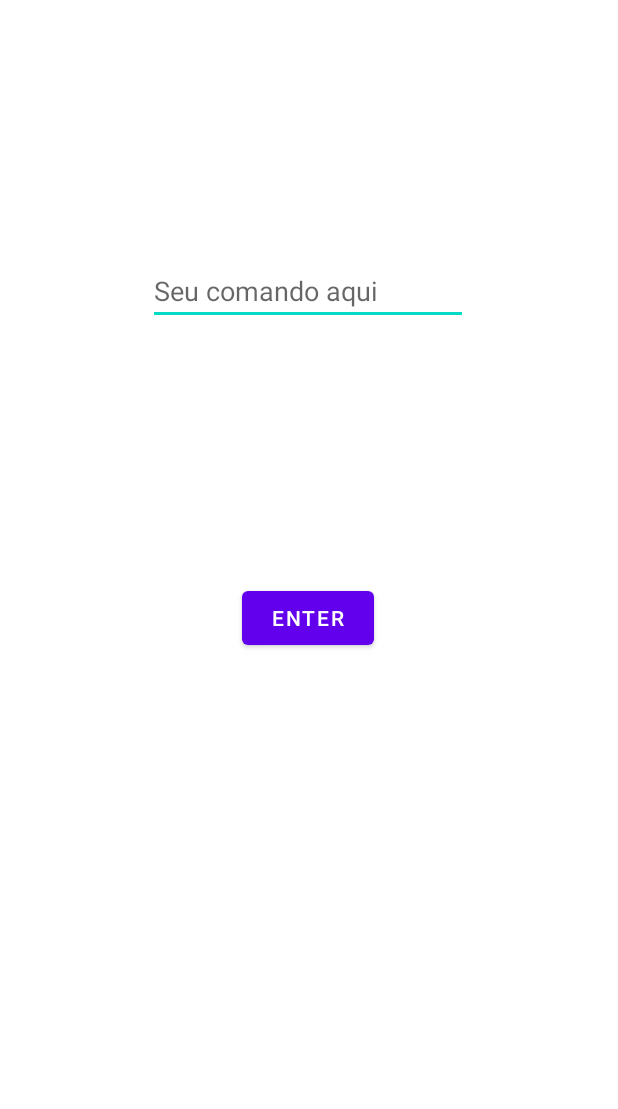
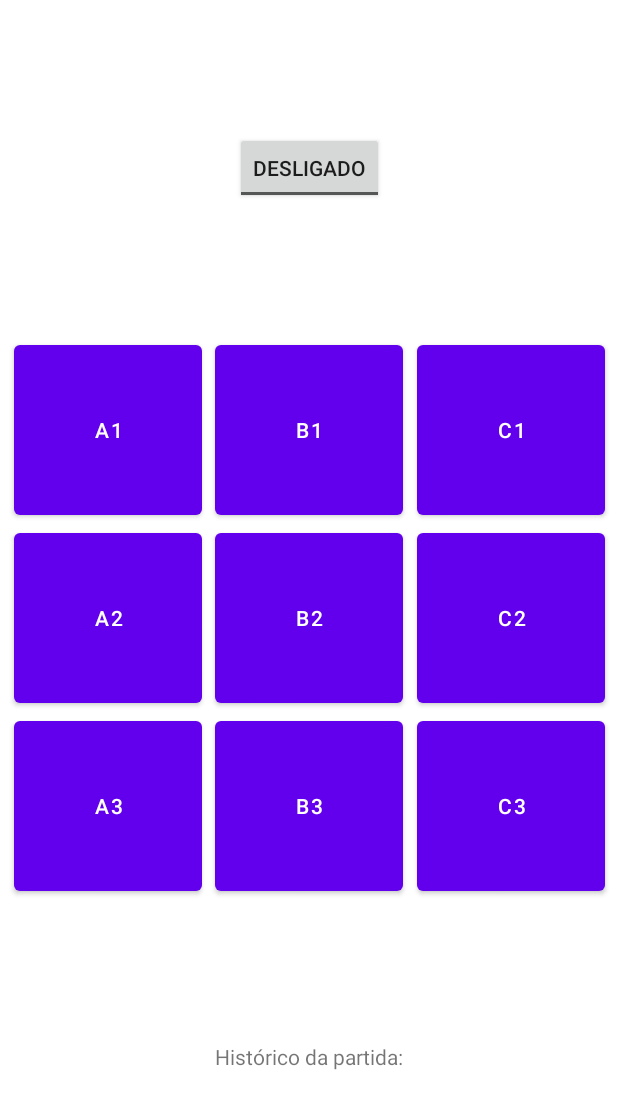
Before and after one commit to grpartichelli/LoBoards, an Android app: the screen it shows after launch (MainActivity), on a phone screen of 412 x 824 dp. Shown: the top 1109 px of the screen. Run offline under Robolectric (Android 15) with nearby library versions, the phone set to English and light mode, and no system bars.

Commit message:
Protótipo 1

```diff
--- a/app/build.gradle
+++ b/app/build.gradle
@@ -32,6 +32,7 @@ dependencies {
     implementation 'androidx.appcompat:appcompat:1.4.1'
     implementation 'com.google.android.material:material:1.6.0'
     implementation 'androidx.constraintlayout:constraintlayout:2.1.3'
+    implementation 'androidx.gridlayout:gridlayout:1.0.0'
     testImplementation 'junit:junit:4.13.2'
     androidTestImplementation 'androidx.test.ext:junit:1.1.3'
     androidTestImplementation 'androidx.test.espresso:espresso-core:3.4.0'
--- a/app/src/main/AndroidManifest.xml
+++ b/app/src/main/AndroidManifest.xml
@@ -1,6 +1,8 @@
 <?xml version="1.0" encoding="utf-8"?>
 <manifest xmlns:android="http://schemas.android.com/apk/res/android"
     package="com.example.boardgame">
+
+    <uses-permission android:name="android.permission.RECORD_AUDIO"/>
 
     <application
         android:allowBackup="true"
--- a/app/src/main/java/com/example/boardgame/MainActivity.java
+++ b/app/src/main/java/com/example/boardgame/MainActivity.java
@@ -1,19 +1,31 @@
 package com.example.boardgame;
 
 import androidx.appcompat.app.AppCompatActivity;
+import androidx.core.app.ActivityCompat;
 
+import android.Manifest;
+import android.content.Intent;
+import android.content.pm.PackageManager;
 import android.os.Bundle;
+import android.speech.RecognitionListener;
+import android.speech.RecognizerIntent;
+import android.speech.SpeechRecognizer;
 import android.view.View;
 import android.widget.Button;
+import android.widget.CompoundButton;
 import android.widget.TextView;
+import android.widget.ToggleButton;
 
+import java.util.ArrayList;
 import java.util.Objects;
 
 public class MainActivity extends AppCompatActivity {
+    private SpeechRecognizer speechRecognizer;
+    private Intent intent;
 
-    private TextView input;
-    private Button enter;
-    private TextView display;
+    private ToggleButton toggleButton;
+    private Button[][] buttons;
+    private TextView info;
 
     private Game game;
     private int[][] board;
@@ -27,33 +39,96 @@ public class MainActivity extends AppCompatActivity {
         setContentView(R.layout.activity_main);
         Objects.requireNonNull(getSupportActionBar()).hide();
 
+        ActivityCompat.requestPermissions(this, new String[]{Manifest.permission.RECORD_AUDIO}, PackageManager.PERMISSION_GRANTED);
+
         game = new TicTacToe();
         board = game.getInitialBoard();
         player = Agent.PLAYER_1;
         agent = new RandomAgent(Agent.PLAYER_2);
         turn = player;
 
-        input = findViewById(R.id.input);
-        enter = findViewById(R.id.enter);
-        display = findViewById(R.id.display);
-        enter.setOnClickListener(
-                new View.OnClickListener() {
+        toggleButton = findViewById(R.id.toggleButton);
+        buttons = new Button[][]{
+                {findViewById(R.id.A1), findViewById(R.id.B1), findViewById(R.id.C1)},
+                {findViewById(R.id.A2), findViewById(R.id.B2), findViewById(R.id.C2)},
+                {findViewById(R.id.A3), findViewById(R.id.B3), findViewById(R.id.C3)},
+        };
+        info = findViewById(R.id.info);
+
+        for(final int x : new int[]{0, 1, 2})
+            for(final int y : new int[]{0, 1, 2})
+                buttons[x][y].setOnClickListener(new View.OnClickListener() {
                     @Override
                     public void onClick(View view) {
-                        if(player == turn && !game.isTerminalState(board)) {
-                            board = game.enterCommandLine(input.getText().toString(), board, player);
-                            turn = Agent.getOpponentOf(turn);
-                            display.setText(game.boardToString(board));
-                            if(!game.isTerminalState(board)) {
-                                board = game.applyMove(agent.selectMove(game, board), board);
-                                turn = Agent.getOpponentOf(turn);
-                                display.setText(game.boardToString(board));
-                            }
-                        }
+                        makeGameStep(x, y);
                     }
-                }
-        );
+                });
+
+        intent = new Intent(RecognizerIntent.ACTION_RECOGNIZE_SPEECH);
+        intent.putExtra(RecognizerIntent.EXTRA_LANGUAGE_MODEL, RecognizerIntent.LANGUAGE_MODEL_FREE_FORM);
+        speechRecognizer = SpeechRecognizer.createSpeechRecognizer(this);
+        speechRecognizer.setRecognitionListener(new RecognitionListener() {
+            @Override
+            public void onReadyForSpeech(Bundle bundle) { }
+
+            @Override
+            public void onBeginningOfSpeech() { }
+
+            @Override
+            public void onRmsChanged(float v) { }
+
+            @Override
+            public void onBufferReceived(byte[] bytes) { }
+
+            @Override
+            public void onEndOfSpeech() { }
+
+            @Override
+            public void onError(int i) { }
+
+            @Override
+            public void onResults(Bundle bundle) {
+                ArrayList<String> matches = bundle.getStringArrayList(SpeechRecognizer.RESULTS_RECOGNITION);
+                for(String match : matches)
+                    for(int x=0; x < 3; x++)
+                        for(int y=0; y < 3; y++)
+                            if(match.contains(Move.positionToString(x, y)))
+                                makeGameStep(x, y);
+            }
+
+            @Override
+            public void onPartialResults(Bundle bundle) { }
+
+            @Override
+            public void onEvent(int i, Bundle bundle) { }
+        });
+
+        toggleButton.setOnCheckedChangeListener(new CompoundButton.OnCheckedChangeListener() {
+            @Override
+            public void onCheckedChanged(CompoundButton compoundButton, boolean b) {
+                if(b)
+                    speechRecognizer.startListening(intent);
+                else
+                    speechRecognizer.stopListening();
+            }
+        });
     }
 
+    private void makeGameStep(int x, int y) {
+        Move playerMove = new Move(x, y, player);
+        if(player == turn && !game.isTerminalState(board) && game.isLegalMove(playerMove, board)) {
+            board = game.applyMove(playerMove, board);
+            turn = Agent.getOpponentOf(turn);
+            buttons[x][y].setText(playerMove.toString());
+            info.setText(info.getText() + "" + playerMove + "\n");
+            if(!game.isTerminalState(board)) {
+                Move agentMove = agent.selectMove(game, board);
+                board = game.applyMove(agentMove, board);
+                turn = Agent.getOpponentOf(turn);
+                buttons[agentMove.x][agentMove.y].setText(agentMove.toString());
+                info.setText(info.getText() + "" + agentMove + "\n");
+            }
+        }
+    }
 
 }
--- a/app/src/main/java/com/example/boardgame/Move.java
+++ b/app/src/main/java/com/example/boardgame/Move.java
@@ -11,12 +11,12 @@ public class Move {
         this.player = player;
     }
 
+    public static String positionToString(int x, int y) {
+        return (char)(x+65) + String.valueOf(y+1);
+    }
+
     @Override
     public String toString() {
-        return "Move{" +
-                "x=" + x +
-                ", y=" + y +
-                ", player=" + player +
-                '}';
+        return "Player " + player + ": " + positionToString(x, y);
     }
 }
--- a/app/src/main/res/layout/activity_main.xml
+++ b/app/src/main/res/layout/activity_main.xml
@@ -6,38 +6,110 @@
     android:layout_height="match_parent"
     tools:context=".MainActivity">
 
-    <EditText
-        android:id="@+id/input"
-        android:layout_width="wrap_content"
-        android:layout_height="wrap_content"
-        android:ems="10"
-        android:hint="Seu comando aqui"
-        android:inputType="textPersonName"
-        app:layout_constraintBottom_toTopOf="@+id/enter"
+    <Button
+        android:id="@+id/C3"
+        android:layout_width="125dp"
+        android:layout_height="125dp"
+        android:text="C3"
         app:layout_constraintEnd_toEndOf="parent"
-        app:layout_constraintHorizontal_bias="0.497"
+        app:layout_constraintStart_toEndOf="@+id/B3"
+        app:layout_constraintTop_toBottomOf="@+id/C2" />
+
+    <Button
+        android:id="@+id/A3"
+        android:layout_width="125dp"
+        android:layout_height="125dp"
+        android:text="A3"
+        app:layout_constraintEnd_toStartOf="@+id/B3"
+        app:layout_constraintStart_toStartOf="parent"
+        app:layout_constraintTop_toBottomOf="@+id/A2" />
+
+    <Button
+        android:id="@+id/C1"
+        android:layout_width="125dp"
+        android:layout_height="125dp"
+        android:text="C1"
+        app:layout_constraintBottom_toTopOf="@+id/C2"
+        app:layout_constraintEnd_toEndOf="parent"
+        app:layout_constraintStart_toEndOf="@+id/B1" />
+
+    <Button
+        android:id="@+id/A1"
+        android:layout_width="125dp"
+        android:layout_height="125dp"
+        android:text="A1"
+        app:layout_constraintBottom_toTopOf="@+id/A2"
+        app:layout_constraintEnd_toStartOf="@+id/B1"
+        app:layout_constraintStart_toStartOf="parent" />
+
+    <Button
+        android:id="@+id/B1"
+        android:layout_width="125dp"
+        android:layout_height="125dp"
+        android:text="B1"
+        app:layout_constraintBottom_toTopOf="@+id/B2"
+        app:layout_constraintEnd_toEndOf="parent"
+        app:layout_constraintStart_toStartOf="parent" />
+
+    <Button
+        android:id="@+id/A2"
+        android:layout_width="125dp"
+        android:layout_height="125dp"
+        android:text="A2"
+        app:layout_constraintBottom_toBottomOf="parent"
+        app:layout_constraintEnd_toStartOf="@+id/B2"
         app:layout_constraintStart_toStartOf="parent"
         app:layout_constraintTop_toTopOf="parent" />
 
     <Button
-        android:id="@+id/enter"
-        android:layout_width="wrap_content"
-        android:layout_height="wrap_content"
-        android:text="Enter"
+        android:id="@+id/C2"
+        android:layout_width="125dp"
+        android:layout_height="125dp"
+        android:text="C2"
         app:layout_constraintBottom_toBottomOf="parent"
         app:layout_constraintEnd_toEndOf="parent"
-        app:layout_constraintHorizontal_bias="0.498"
+        app:layout_constraintStart_toEndOf="@+id/B2"
+        app:layout_constraintTop_toTopOf="parent" />
+
+    <Button
+        android:id="@+id/B3"
+        android:layout_width="125dp"
+        android:layout_height="125dp"
+        android:text="B3"
+        app:layout_constraintEnd_toEndOf="parent"
+        app:layout_constraintStart_toStartOf="parent"
+        app:layout_constraintTop_toBottomOf="@+id/B2" />
+
+    <Button
+        android:id="@+id/B2"
+        android:layout_width="125dp"
+        android:layout_height="125dp"
+        android:text="B2"
+        app:layout_constraintBottom_toBottomOf="parent"
+        app:layout_constraintEnd_toEndOf="parent"
         app:layout_constraintStart_toStartOf="parent"
         app:layout_constraintTop_toTopOf="parent" />
 
     <TextView
-        android:id="@+id/display"
-        android:layout_width="126dp"
-        android:layout_height="175dp"
+        android:id="@+id/info"
+        android:layout_width="wrap_content"
+        android:layout_height="wrap_content"
+        android:text="Histórico da partida:\n"
         app:layout_constraintBottom_toBottomOf="parent"
         app:layout_constraintEnd_toEndOf="parent"
-        app:layout_constraintHorizontal_bias="0.498"
         app:layout_constraintStart_toStartOf="parent"
-        app:layout_constraintTop_toBottomOf="@+id/enter" />
+        app:layout_constraintTop_toBottomOf="@+id/B3" />
+
+    <ToggleButton
+        android:id="@+id/toggleButton"
+        android:layout_width="wrap_content"
+        android:layout_height="wrap_content"
+        android:contentDescription="Reconhecedor de fala"
+        android:textOff="DESLIGADO"
+        android:textOn="LIGADO"
+        app:layout_constraintBottom_toTopOf="@+id/B1"
+        app:layout_constraintEnd_toEndOf="parent"
+        app:layout_constraintStart_toStartOf="parent"
+        app:layout_constraintTop_toTopOf="parent" />
 
 </androidx.constraintlayout.widget.ConstraintLayout>
```
